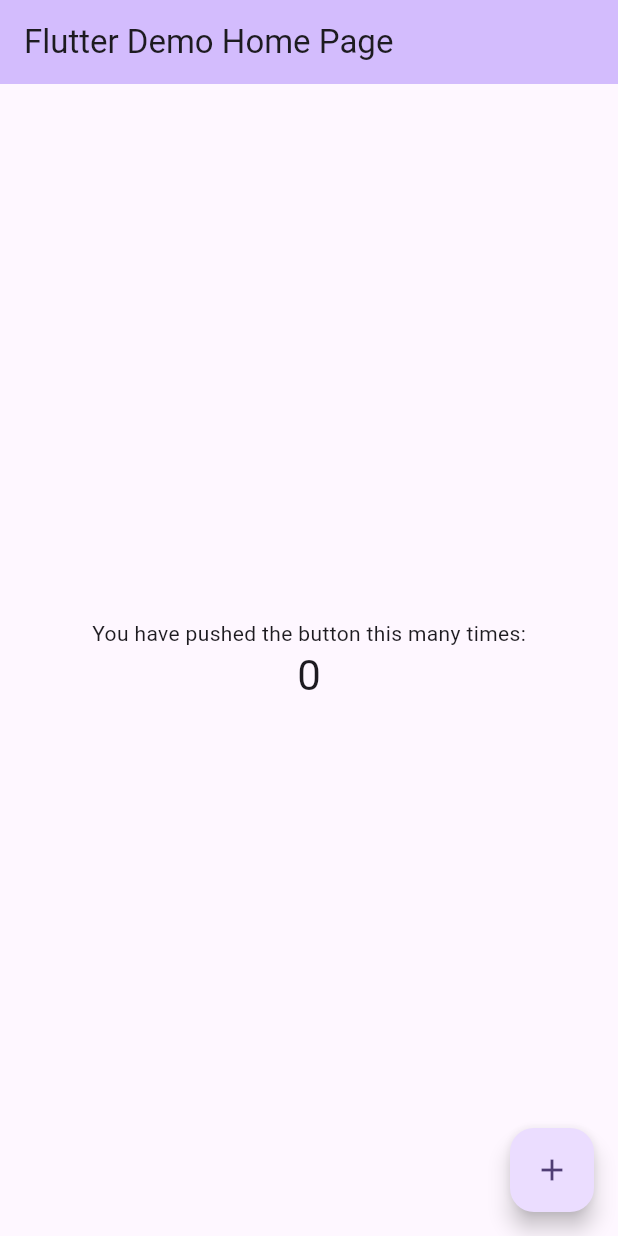
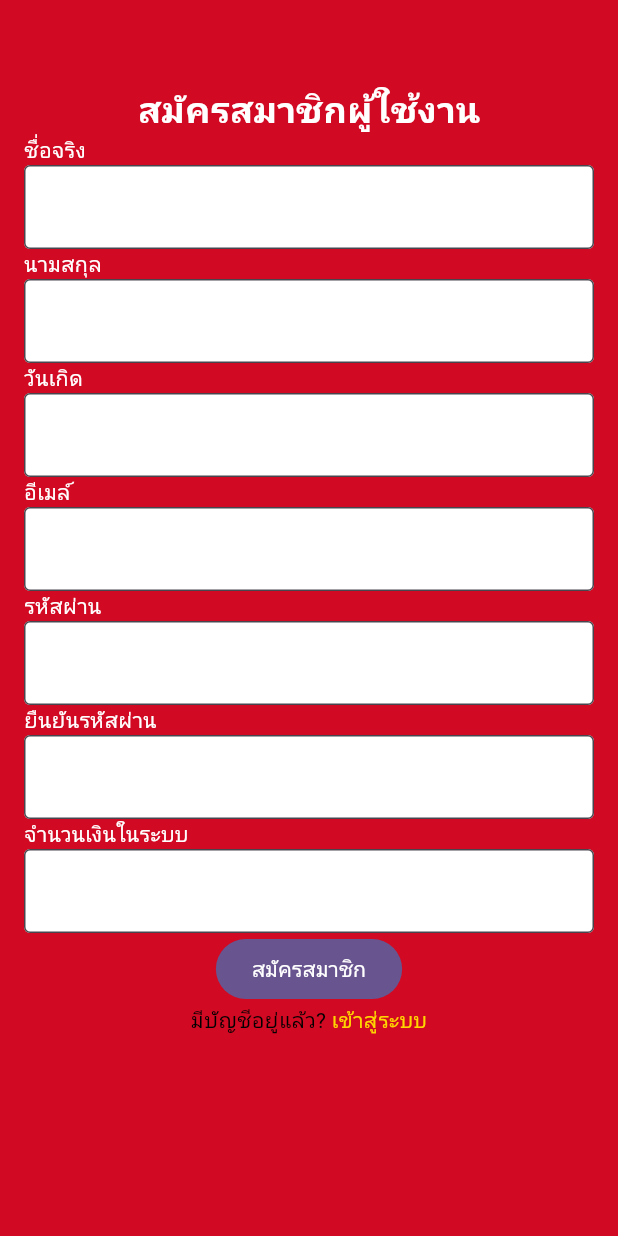
Before and after one commit to MACROG33/LottoReddragon, a Flutter app: the screen it shows after launch, on a phone screen of 412 x 824 dp. Run offline on Flutter 3.47's test engine with Material 3 defaults, Android fonts, the phone set to English and light mode, and no system bars.

Commit message:
update Register

```diff
--- a/lotto/lib/main.dart
+++ b/lotto/lib/main.dart
@@ -1,4 +1,5 @@
 import 'package:flutter/material.dart';
+import 'package:lotto/pages/page_register.dart';
 
 void main() {
   runApp(const MyApp());
@@ -13,110 +14,9 @@ class MyApp extends StatelessWidget {
     return MaterialApp(
       title: 'Flutter Demo',
       theme: ThemeData(
-        // This is the theme of your application.
-        //
-        // TRY THIS: Try running your application with "flutter run". You'll see
-        // the application has a purple toolbar. Then, without quitting the app,
-        // try changing the seedColor in the colorScheme below to Colors.green
-        // and then invoke "hot reload" (save your changes or press the "hot
-        // reload" button in a Flutter-supported IDE, or press "r" if you used
-        // the command line to start the app).
-        //
-        // Notice that the counter didn't reset back to zero; the application
-        // state is not lost during the reload. To reset the state, use hot
-        // restart instead.
-        //
-        // This works for code too, not just values: Most code changes can be
-        // tested with just a hot reload.
         colorScheme: ColorScheme.fromSeed(seedColor: Colors.deepPurple),
       ),
-      home: const MyHomePage(title: 'Flutter Demo Home Page'),
+      home: const PageRegister(),
     );
   }
 }
-
-class MyHomePage extends StatefulWidget {
-  const MyHomePage({super.key, required this.title});
-
-  // This widget is the home page of your application. It is stateful, meaning
-  // that it has a State object (defined below) that contains fields that affect
-  // how it looks.
-
-  // This class is the configuration for the state. It holds the values (in this
-  // case the title) provided by the parent (in this case the App widget) and
-  // used by the build method of the State. Fields in a Widget subclass are
-  // always marked "final".
-
-  final String title;
-
-  @override
-  State<MyHomePage> createState() => _MyHomePageState();
-}
-
-class _MyHomePageState extends State<MyHomePage> {
-  int _counter = 0;
-
-  void _incrementCounter() {
-    setState(() {
-      // This call to setState tells the Flutter framework that something has
-      // changed in this State, which causes it to rerun the build method below
-      // so that the display can reflect the updated values. If we changed
-      // _counter without calling setState(), then the build method would not be
-      // called again, and so nothing would appear to happen.
-      _counter++;
-    });
-  }
-
-  @override
-  Widget build(BuildContext context) {
-    // This method is rerun every time setState is called, for instance as done
-    // by the _incrementCounter method above.
-    //
-    // The Flutter framework has been optimized to make rerunning build methods
-    // fast, so that you can just rebuild anything that needs updating rather
-    // than having to individually change instances of widgets.
-    return Scaffold(
-      appBar: AppBar(
-        // TRY THIS: Try changing the color here to a specific color (to
-        // Colors.amber, perhaps?) and trigger a hot reload to see the AppBar
-        // change color while the other colors stay the same.
-        backgroundColor: Theme.of(context).colorScheme.inversePrimary,
-        // Here we take the value from the MyHomePage object that was created by
-        // the App.build method, and use it to set our appbar title.
-        title: Text(widget.title),
-      ),
-      body: Center(
-        // Center is a layout widget. It takes a single child and positions it
-        // in the middle of the parent.
-        child: Column(
-          // Column is also a layout widget. It takes a list of children and
-          // arranges them vertically. By default, it sizes itself to fit its
-          // children horizontally, and tries to be as tall as its parent.
-          //
-          // Column has various properties to control how it sizes itself and
-          // how it positions its children. Here we use mainAxisAlignment to
-          // center the children vertically; the main axis here is the vertical
-          // axis because Columns are vertical (the cross axis would be
-          // horizontal).
-          //
-          // TRY THIS: Invoke "debug painting" (choose the "Toggle Debug Paint"
-          // action in the IDE, or press "p" in the console), to see the
-          // wireframe for each widget.
-          mainAxisAlignment: MainAxisAlignment.center,
-          children: <Widget>[
-            const Text('You have pushed the button this many times:'),
-            Text(
-              '$_counter',
-              style: Theme.of(context).textTheme.headlineMedium,
-            ),
-          ],
-        ),
-      ),
-      floatingActionButton: FloatingActionButton(
-        onPressed: _incrementCounter,
-        tooltip: 'Increment',
-        child: const Icon(Icons.add),
-      ), // This trailing comma makes auto-formatting nicer for build methods.
-    );
-  }
-}
--- /dev/null
+++ b/lotto/lib/pages/page_register.dart
@@ -0,0 +1,121 @@
+import 'package:flutter/material.dart';
+
+class PageRegister extends StatefulWidget {
+  const PageRegister({super.key});
+
+  @override
+  State<PageRegister> createState() => _PageRegisterState();
+}
+
+class _PageRegisterState extends State<PageRegister> {
+  @override
+  Widget build(BuildContext context) {
+    return Scaffold(
+      backgroundColor: Color(0xFFD10922),
+      body: SingleChildScrollView(
+        child: Container(
+          padding: EdgeInsets.all(16),
+          child: Column(
+            crossAxisAlignment: CrossAxisAlignment.center,
+            children: [
+              SizedBox(height: 40),
+              Text(
+                'สมัครสมาชิกผู้ใช้งาน',
+                style: TextStyle(
+                  fontSize: 24,
+                  color: Colors.white,
+                  fontWeight: FontWeight.bold,
+                ),
+              ),
+
+              Column(
+                crossAxisAlignment: CrossAxisAlignment.start,
+                children: [
+                  Text('ชื่อจริง', style: TextStyle(color: Colors.white)),
+                  TextField(
+                    decoration: InputDecoration(
+                      filled: true,
+                      fillColor: Colors.white,
+                      border: OutlineInputBorder(),
+                    ),
+                  ),
+                  Text('นามสกุล', style: TextStyle(color: Colors.white)),
+                  TextField(
+                    decoration: InputDecoration(
+                      filled: true,
+                      fillColor: Colors.white,
+                      border: OutlineInputBorder(),
+                    ),
+                  ),
+                  Text('วันเกิด', style: TextStyle(color: Colors.white)),
+                  TextField(
+                    decoration: InputDecoration(
+                      filled: true,
+                      fillColor: Colors.white,
+                      border: OutlineInputBorder(),
+                    ),
+                  ),
+                  Text('อีเมล์', style: TextStyle(color: Colors.white)),
+                  TextField(
+                    decoration: InputDecoration(
+                      filled: true,
+                      fillColor: Colors.white,
+                      border: OutlineInputBorder(),
+                    ),
+                  ),
+                  Text('รหัสผ่าน', style: TextStyle(color: Colors.white)),
+                  TextField(
+                    decoration: InputDecoration(
+                      filled: true,
+                      fillColor: Colors.white,
+                      border: OutlineInputBorder(),
+                    ),
+                  ),
+                  Text('ยืนยันรหัสผ่าน', style: TextStyle(color: Colors.white)),
+                  TextField(
+                    decoration: InputDecoration(
+                      filled: true,
+                      fillColor: Colors.white,
+                      border: OutlineInputBorder(),
+                    ),
+                  ),
+                  Text(
+                    'จำนวนเงินในระบบ',
+                    style: TextStyle(color: Colors.white),
+                  ),
+                  TextField(
+                    decoration: InputDecoration(
+                      filled: true,
+                      fillColor: Colors.white,
+                      border: OutlineInputBorder(),
+                    ),
+                  ),
+                  Center(
+                    child: FilledButton(
+                      onPressed: () {},
+                      child: Text('สมัครสมาชิก'),
+                    ),
+                  ),
+                  Row(
+                    mainAxisAlignment:
+                        MainAxisAlignment.center, // จัดตรงกลางแถว
+                    children: [
+                      Text(
+                        'มีบัญชีอยู่แล้ว?',
+                        style: TextStyle(color: Colors.black),
+                      ),
+                      Text(
+                        ' เข้าสู่ระบบ',
+                        style: TextStyle(color: Color(0xFFFFD700)), // สีทอง
+                      ),
+                    ],
+                  ),
+                ],
+              ),
+            ],
+          ),
+        ),
+      ),
+    );
+  }
+}
```
Also changed, not shown: lotto/pubspec.yaml (+3 -5 lines), lotto/assets/images/logo_lotto.png (added), 3 other files.
